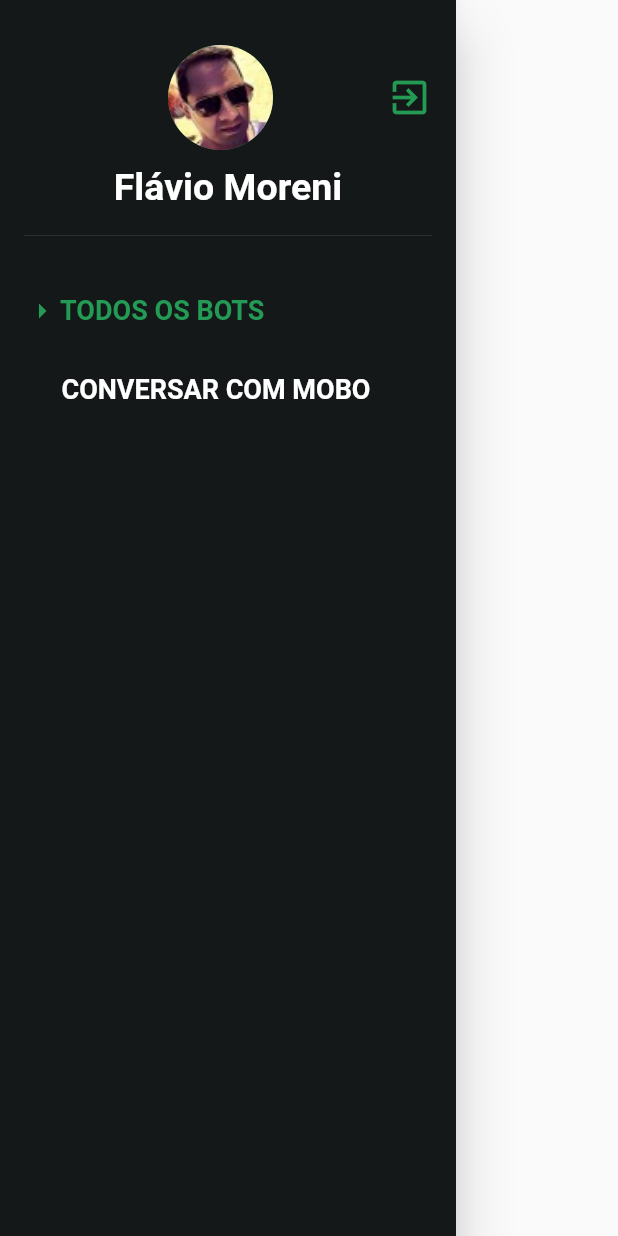
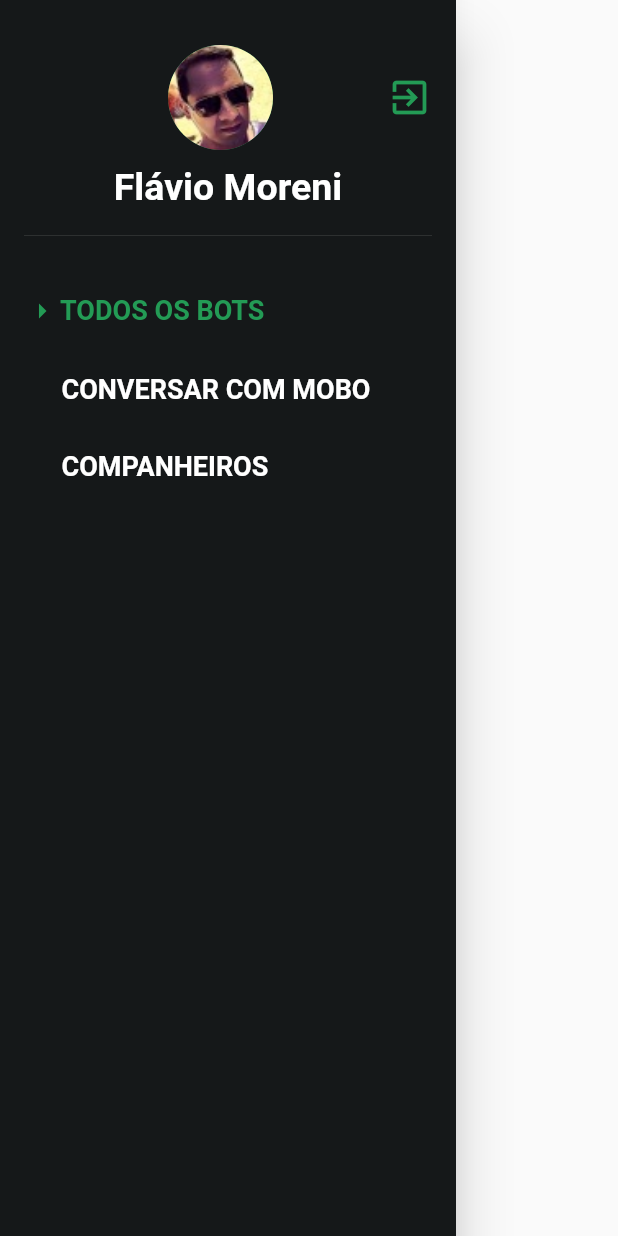
Before and after one commit to exceptionai/mobo, a Flutter app: the DrawerFiapEx widget shown alone on an empty page, opened directly, on a phone screen of 412 x 824 dp. Run offline on Flutter 3.47's test engine with Material 2 defaults, Android fonts, the phone set to English and light mode, and no system bars; our stand-ins replace image_picker, sqflite; missing offline and left inert: flutter_dialogflow; accounts and stored records are empty; Roboto replaces fonts that are missing (GothamHTF).

```diff
--- a/lib/components/drawer_fiap_ex.dart
+++ b/lib/components/drawer_fiap_ex.dart
@@ -150,6 +150,32 @@ class _DrawerFiapExState extends State<DrawerFiapEx> {
               SizedBox(
                 height: 30,
               ),
+              InkWell(
+                child: Row(
+                  children: <Widget>[
+                    widget.route == '/roommate' ?
+                    Icon(
+                      Icons.arrow_right,
+                      color: Theme.of(context).primaryColor,
+                    ) : Padding(padding: EdgeInsets.only(left:25),),
+
+                    Container(
+
+                      child: Text(
+                        'COMPANHEIROS',
+                        style: TextStyle(
+                            fontSize: 18.0,
+                            fontFamily: 'GothamHTF',
+                            fontWeight: FontWeight.bold,
+                            color: _routeColor('/roommate',context)),
+                      ),
+                    ),
+                  ],
+                ),
+                onTap: (){
+                  Navigator.of(context).pushNamed('/roommate');
+                },
+              ),
             ],
           ),
         ],
```
Also changed, not shown: lib/screens/chat_screen.dart (+8 -0 lines), lib/screens/roommate_screen.dart (+8 -0 lines).
